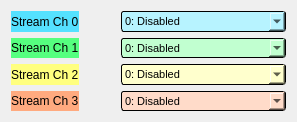
Before: the Qt Designer form new_look/streams_info_upconverter.ui in cristinasewell/ATCA_PyDM_Screens, drawn with Qt 5.
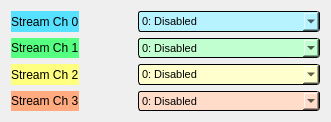
After: the same form once the commit is applied. Custom widgets are drawn as their Qt base class.

```diff
--- a/new_look/streams_info_upconverter.ui
+++ b/new_look/streams_info_upconverter.ui
@@ -6,7 +6,7 @@
    <rect>
     <x>0</x>
     <y>0</y>
-    <width>297</width>
+    <width>331</width>
     <height>122</height>
    </rect>
   </property>
@@ -69,7 +69,7 @@
      </property>
      <property name="minimumSize">
       <size>
-       <width>95</width>
+       <width>165</width>
        <height>20</height>
       </size>
      </property>
```
